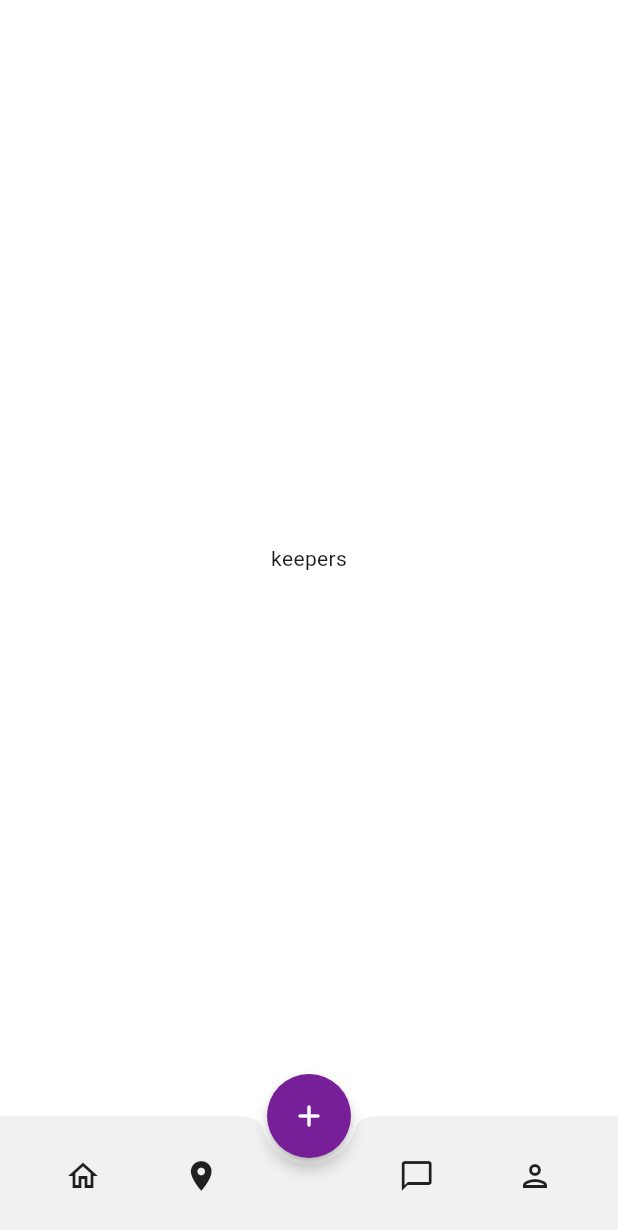
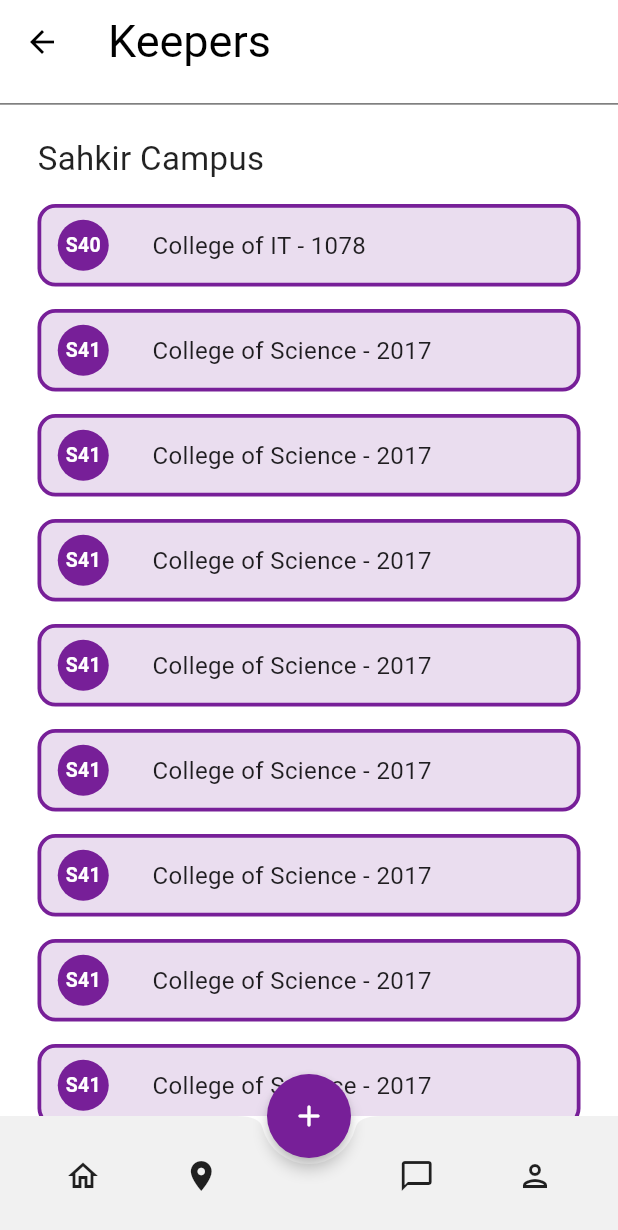
Before and after one commit to ZainabJameel300/UniFind, a Flutter app: the screen it shows once a user with an empty profile is signed in, item 2 of the bottom bar chosen, on a phone screen of 412 x 824 dp. Shown: the top 1230 px of the screen. Run offline on Flutter 3.47's test engine with Material 3 defaults, Android fonts, the phone set to English and light mode, and no system bars; our stand-ins replace cloud_firestore, firebase_auth, firebase_core, firebase_storage, image_picker; accounts and stored records are empty.

Commit message:
Added Keepers page

```diff
--- /dev/null
+++ b/lib/Components/keepers_container.dart
@@ -0,0 +1,63 @@
+import 'package:flutter/material.dart';
+
+class KeepersContainer extends StatelessWidget {
+  final String code;
+  final String title;
+  final Color circleColor;
+
+  const KeepersContainer({
+    super.key,
+    required this.code,
+    required this.title,
+    required this.circleColor,
+  });
+
+  @override
+  Widget build(BuildContext context) {
+    return Padding(
+      padding: const EdgeInsets.only(left: 25, right: 25),
+      child: Container(
+        height: 55,
+        width: 400,
+        padding: EdgeInsets.all(8),
+        decoration: BoxDecoration(
+          color: const Color(0xFFEADDEF),
+          border: Border.all(color: const Color(0xFF771F98), width: 2.5),
+          borderRadius: BorderRadius.circular(12),
+        ),
+        child: Row(
+          children: [
+            // College Code
+            Container(
+              width: 40,
+              height: 40,
+              decoration: BoxDecoration(
+                color: circleColor,
+                shape: BoxShape.circle,
+              ),
+              alignment: Alignment.center,
+              child: Text(
+                code,
+                style: const TextStyle(
+                  color: Colors.white,
+                  fontWeight: FontWeight.bold,
+                  fontSize: 13,
+                ),
+              ),
+            ),
+            const SizedBox(width: 26),
+            // Title text
+            Text(
+              title,
+              style: const TextStyle(
+                color: Colors.black87,
+                fontSize: 16,
+                fontWeight: FontWeight.w400,
+              ),
+            ),
+          ],
+        ),
+      ),
+    );
+  }
+}
--- /dev/null
+++ b/lib/Components/keepers_label.dart
@@ -0,0 +1,24 @@
+import 'package:flutter/material.dart';
+
+class KeepersLabel extends StatelessWidget {
+  final String text;
+  const KeepersLabel({super.key, required this.text});
+
+  @override
+  Widget build(BuildContext context) {
+    return Padding(
+      padding: const EdgeInsets.symmetric(horizontal: 25),
+      child: Align(
+        alignment: Alignment.centerLeft,
+        child: Text(
+          text,
+          style: const TextStyle(
+            fontSize: 22,
+            color: Colors.black87,
+            fontWeight: FontWeight.w400,
+          ),
+        ),
+      ),
+    );
+  }
+}
--- a/lib/pages/keepers_page.dart
+++ b/lib/pages/keepers_page.dart
@@ -1,12 +1,151 @@
 import 'package:flutter/material.dart';
+import 'package:unifind/Components/keepers_container.dart';
+import 'package:unifind/Components/keepers_label.dart';
+import 'package:unifind/Components/my_AppBar.dart';
 
 class KeepersPage extends StatelessWidget {
   const KeepersPage({super.key});
 
   @override
   Widget build(BuildContext context) {
-    return const SafeArea(
-      child: Center(child: Text('keepers')),
+    return Scaffold(
+      backgroundColor: Colors.white,
+      appBar: MyAppbar(
+        title: "Keepers",
+        onBack: () {
+          Navigator.pushReplacementNamed(context, 'bottomnavBar');
+        },
+      ),
+      body: ListView(
+        children: [
+          Column(
+            children: [
+              SizedBox(height: 20),
+              //Skahir Campus Name
+              KeepersLabel(text: "Sahkir Campus "),
+              SizedBox(height: 15),
+
+              //Skahir Room Containers
+              KeepersContainer(
+                code: "S40",
+                title: "College of IT - 1078",
+                circleColor: Color(0xFF771F98),
+              ),
+              SizedBox(height: 15),
+              KeepersContainer(
+                code: "S41",
+                title: "College of Science - 2017",
+                circleColor: Color(0xFF771F98),
+              ),
+              SizedBox(height: 15),
+              KeepersContainer(
+                code: "S41",
+                title: "College of Science - 2017",
+                circleColor: Color(0xFF771F98),
+              ),
+              SizedBox(height: 15),
+              KeepersContainer(
+                code: "S41",
+                title: "College of Science - 2017",
+                circleColor: Color(0xFF771F98),
+              ),
+              SizedBox(height: 15),
+              KeepersContainer(
+                code: "S41",
+                title: "College of Science - 2017",
+                circleColor: Color(0xFF771F98),
+              ),
+              SizedBox(height: 15),
+              KeepersContainer(
+                code: "S41",
+                title: "College of Science - 2017",
+                circleColor: Color(0xFF771F98),
+              ),
+              SizedBox(height: 15),
+              KeepersContainer(
+                code: "S41",
+                title: "College of Science - 2017",
+                circleColor: Color(0xFF771F98),
+              ),
+              SizedBox(height: 15),
+              KeepersContainer(
+                code: "S41",
+                title: "College of Science - 2017",
+                circleColor: Color(0xFF771F98),
+              ),
+              SizedBox(height: 15),
+              KeepersContainer(
+                code: "S41",
+                title: "College of Science - 2017",
+                circleColor: Color(0xFF771F98),
+              ),
+
+              //Divider Line
+              SizedBox(height: 45),
+              Padding(
+                padding: const EdgeInsets.symmetric(horizontal: 60),
+                child: Divider(
+                  color: Color.fromARGB(255, 154, 154, 154),
+                  height: 1,
+                ),
+              ),
+
+              //Isa Town Campus Name
+              SizedBox(height: 20),
+              KeepersLabel(text: "Isa Town Campus "),
+              SizedBox(height: 15),
+
+              //Isa Town Room Containers
+              KeepersContainer(
+                code: "S40",
+                title: "College of IT - 1078",
+                circleColor: Color(0xFF771F98),
+              ),
+              SizedBox(height: 15),
+              KeepersContainer(
+                code: "S41",
+                title: "College of Science - 2017",
+                circleColor: Color(0xFF771F98),
+              ),
+              SizedBox(height: 15),
+              KeepersContainer(
+                code: "S41",
+                title: "College of Science - 2017",
+                circleColor: Color(0xFF771F98),
+              ),
+              SizedBox(height: 15),
+              KeepersContainer(
+                code: "S41",
+                title: "College of Science - 2017",
+                circleColor: Color(0xFF771F98),
+              ),
+
+              //Divider Line
+              SizedBox(height: 45),
+              Padding(
+                padding: const EdgeInsets.symmetric(horizontal: 60),
+                child: Divider(
+                  color: Color.fromARGB(255, 154, 154, 154),
+                  height: 1,
+                ),
+              ),
+
+              //Salminya Campus Name
+              SizedBox(height: 20),
+              KeepersLabel(text: "Salminya Campus  "),
+              SizedBox(height: 15),
+
+              //Salminya Room Containers
+              KeepersContainer(
+                code: "S40",
+                title: "College of IT - 1078",
+                circleColor: Color(0xFF771F98),
+              ),
+              SizedBox(height: 100),
+            ],
+          ),
+        ],
+      ),
     );
   }
 }
```
Also changed, not shown: lib/components/post.dart (+49 -49 lines), lib/helpers/timestamp_format.dart (+9 -1 lines), lib/pages/report_item_page.dart (+21 -9 lines).
